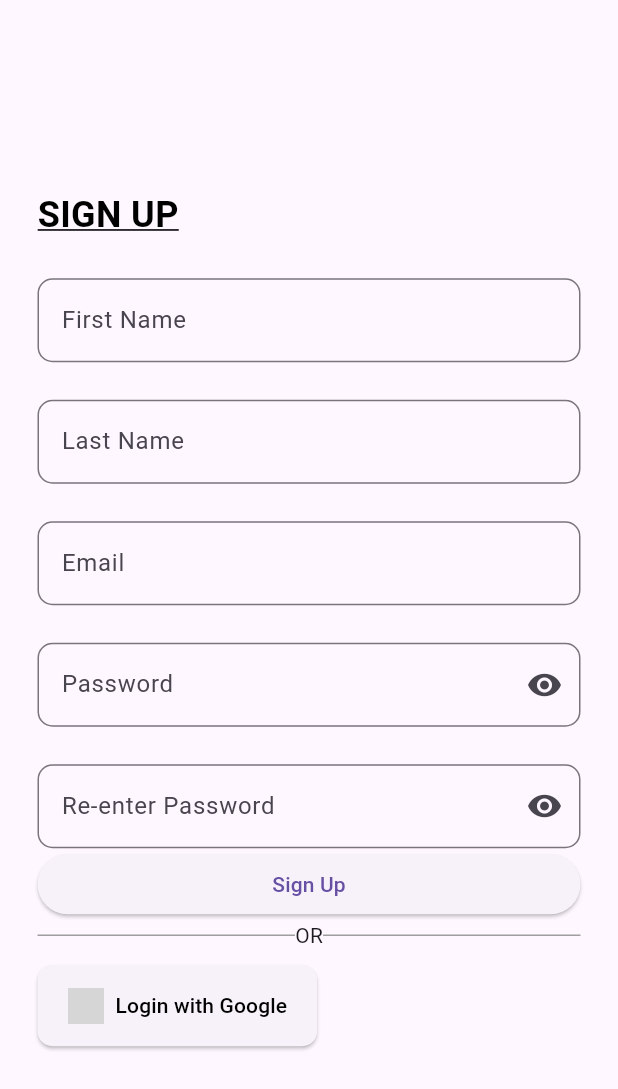
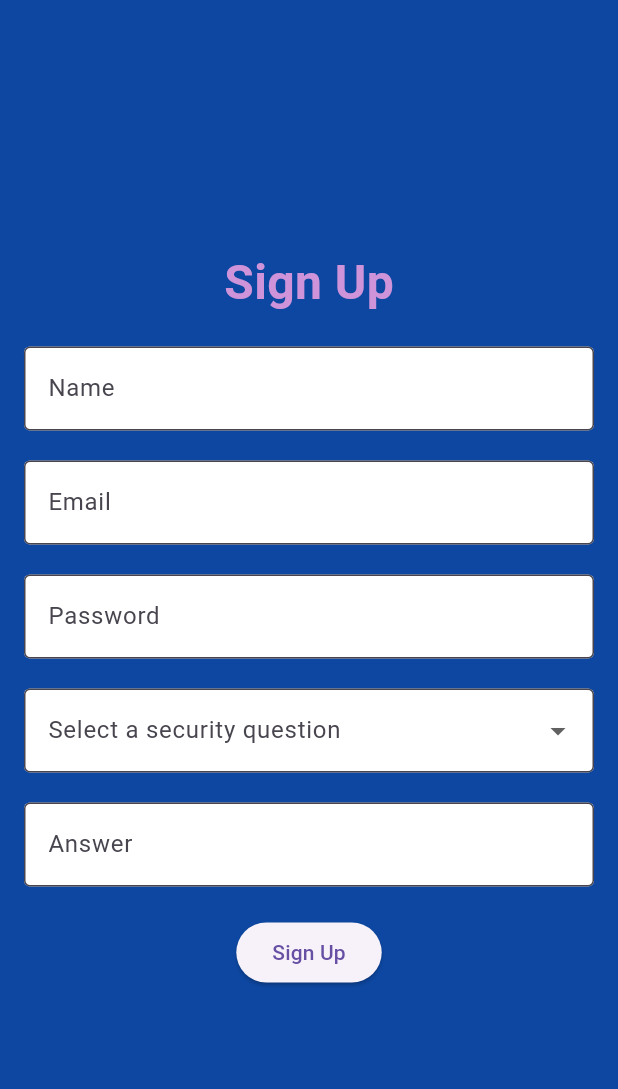
Before and after one commit to Rudreshwar-Singh/Deep_Fake_SIH, a Flutter app: the screen it shows after launch, after a tap on "Sign Up", on a phone screen of 412 x 824 dp. Shown: the top 1089 px of the screen. Run offline on Flutter 3.47's test engine with Material 3 defaults, Android fonts, the light colour scheme and no system bars; our stand-ins replace file_picker; grey boxes are pictures that could not be loaded.

Commit message:
auth_pages_done

```diff
--- a/deep_fake/lib/screens/auth/landingpage.dart
+++ b/deep_fake/lib/screens/auth/landingpage.dart
@@ -1,5 +1,6 @@
 import 'package:deep_fake/screens/auth/login.dart';
 import 'package:deep_fake/screens/auth/signup.dart';
+import 'package:deep_fake/screens/home/home.dart';
 import 'package:flutter/material.dart';
 
 
@@ -57,7 +58,7 @@ class _landingPageState extends State<landingPage> {
                       style: TextStyle(
                         fontWeight: FontWeight.w900,
                         fontSize: 45,
-                        color: Color.fromARGB(255, 50, 70, 222),
+                        color: Color.fromARGB(255, 156, 120, 238),
                         fontStyle: FontStyle.italic,
                         letterSpacing: 2,
                       )),
@@ -97,7 +98,7 @@ class _landingPageState extends State<landingPage> {
                       style: TextStyle(
                           fontWeight: FontWeight.w500,
                           fontSize: 22,
-                          color: Colors.blue[900])),
+                          color: Color.fromARGB(255, 226, 38, 207))),
 
                   SizedBox(height: 80),
                   // Log In button
@@ -192,7 +193,7 @@ class _landingPageState extends State<landingPage> {
                       )),
                       onPressed: () {
                         Navigator.push(context,
-                            MaterialPageRoute(builder: (context) => Signuppg1()));
+                            MaterialPageRoute(builder: (context) => SignUpPage()));
                       },
                       child: Padding(
                         padding: const EdgeInsets.only(
--- a/deep_fake/lib/screens/auth/signup.dart
+++ b/deep_fake/lib/screens/auth/signup.dart
@@ -1,134 +1,113 @@
-import 'package:flutter/cupertino.dart';
 import 'package:flutter/material.dart';
-import 'package:flutter/widgets.dart';
 
 
 
-class Signuppg1 extends StatefulWidget {
-  const Signuppg1({super.key});
 
+class SignUpPage extends StatefulWidget {
   @override
-  State<Signuppg1> createState() => _Signuppg1State();
+  _SignUpPageState createState() => _SignUpPageState();
 }
 
-class _Signuppg1State extends State<Signuppg1> {
+class _SignUpPageState extends State<SignUpPage> {
+  String? _selectedQuestion;
+
   @override
   Widget build(BuildContext context) {
     return Scaffold(
-
-      body:Padding(
-        padding: const EdgeInsets.all(25.0),
+      backgroundColor: Colors.blue[900],
+      body: Center(
+        child: Padding(
+          padding: const EdgeInsets.all(16.0),
           child: Column(
             mainAxisAlignment: MainAxisAlignment.center,
-          crossAxisAlignment: CrossAxisAlignment.start,
             children: [
-            Text('SIGN UP',style: TextStyle(
-              fontSize: 24.0,
+              Text(
+                'Sign Up',
+                style: TextStyle(
+                  color: Colors.purple[200],
+                  fontSize: 32,
                   fontWeight: FontWeight.bold,
-              color: const Color.fromARGB(255, 0, 0,0),
-              decoration: TextDecoration.underline,
                 ),
               ),
-            SizedBox(height: 25.0),
-            Column(
-              children: [
+              SizedBox(height: 20),
               TextField(
                 decoration: InputDecoration(
-                    hintText: 'First Name',
-                    border: OutlineInputBorder(
-                      borderRadius: BorderRadius.circular(10.0),
+                  labelText: 'Name',
+                  filled: true,
+                  fillColor: Colors.white,
+                  border: OutlineInputBorder(),
+                ),
+              ),
+              SizedBox(height: 20),
+              TextField(
+                decoration: InputDecoration(
+                  labelText: 'Email',
+                  filled: true,
+                  fillColor: Colors.white,
+                  border: OutlineInputBorder(),
+                ),
+              ),
+              SizedBox(height: 20),
+              TextField(
+                decoration: InputDecoration(
+                  labelText: 'Password',
+                  filled: true,
+                  fillColor: Colors.white,
+                  border: OutlineInputBorder(),
+                ),
+                obscureText: true,
+              ),
+              SizedBox(height: 20),
+              DropdownButtonFormField<String>(
+                decoration: InputDecoration(
+                  labelText: 'Select a security question',
+                  filled: true,
+                  fillColor: Colors.white,
+                  border: OutlineInputBorder(),
+                ),
+                value: _selectedQuestion,
+                items: [
+                  DropdownMenuItem(
+                    child: Text('What is your mother\'s name?'),
+                    value: 'mother',
+                  ),
+                  DropdownMenuItem(
+                    child: Text('What was your first pet\'s name?'),
+                    value: 'pet',
+                  ),
+                  DropdownMenuItem(
+                    child: Text('What was the model of your first car?'),
+                    value: 'car',
+                  ),
+                  DropdownMenuItem(
+                    child: Text('Where did you go to high school?'),
+                    value: 'school',
+                  ),
+                ],
+                onChanged: (value) {
+                  setState(() {
+                    _selectedQuestion = value;
+                  });
+                },
+              ),
+              SizedBox(height: 20),
+              TextField(
+                decoration: InputDecoration(
+                  labelText: 'Answer',
+                  filled: true,
+                  fillColor: Colors.white,
+                  border: OutlineInputBorder(),
+                ),
+              ),
+              SizedBox(height: 20),
+              ElevatedButton(
+                onPressed: () {},
+                child: Text('Sign Up'),
+              ),
+            ],
           ),
         ),
       ),
-                SizedBox(height: 25.0),
-                TextField(
-                  decoration: InputDecoration(
-                    hintText: 'Last Name',
-                    border: OutlineInputBorder(
-                      borderRadius: BorderRadius.circular(10.0),
-                    ),
-                  ),
-                ),
-                SizedBox(height: 25.0),
-                TextField(
-                  decoration: InputDecoration(
-                    hintText: 'Email',
-                    border: OutlineInputBorder(
-                      borderRadius: BorderRadius.circular(10.0),
-                    ),
-                  ),
-                ),
-                SizedBox(height: 25.0),
-                TextField(
-                  decoration: InputDecoration(
-                    suffixIcon: Icon(Icons.visibility),
-                    hintText: 'Password',
-                    border: OutlineInputBorder(
-                      borderRadius: BorderRadius.circular(10.0),
-                    ),
-                  ),
-                  obscureText: true,
-                ),
-                SizedBox(height: 25.0),
-                TextField(
-                  decoration: InputDecoration(
-                    suffixIcon: Icon(Icons.visibility),
-                    hintText: 'Re-enter Password',
-                    border: OutlineInputBorder(
-                      borderRadius: BorderRadius.circular(10.0),
-                    ),
-                  ),
-                ),
-                Container(
-                  width: double.infinity,
-                  child: ElevatedButton(
-                    onPressed: (){
-                      // Navigator.push(context, MaterialPageRoute(builder: (context) => ProfileCompletionScreen()));
-                    },
-                    child: Text('Sign Up')
-                    ),
-                )
-              ],
-            ),
-            Row(
-              children: <Widget>[
-                Expanded(
-                  child: Divider(
-                    color: Colors.grey,
-                  ),
-                ),
-                Text("OR"),
-                Expanded(
-                  child: Divider(
-                    color: Colors.grey,
-                  ),
-                ),
-              ],
-            ),
-            SizedBox(height: 10.0),
-            // Google Sign In Button
-            ElevatedButton.icon(
-              onPressed: () {},
-              icon: Image.network(
-                'https://developers.google.com/identity/images/g-logo.png', // Replace with your Google logo URL
-                height: 24.0,
-              ),
-              label: Text('Login with Google'),
-              style: ElevatedButton.styleFrom(
-                // primary: Colors.white,
-                foregroundColor: Colors.black,
-                padding:
-                    EdgeInsets.symmetric(vertical: 15.0, horizontal: 20.0),
-                shape: RoundedRectangleBorder(
-                  borderRadius: BorderRadius.circular(10.0),
-                ),
-              ),
-            ),
-
-          ],
-        ),
-      ),
-
     );
   }
 }
```
Also changed, not shown: deep_fake/lib/screens/auth/forgotpassword.dart (added, +95 -0 lines), deep_fake/lib/screens/auth/login.dart (+8 -6 lines), deep_fake/lib/screens/auth/resetpassword.dart (added, +73 -0 lines). Lines whose indentation alone changed are shown as unchanged.
